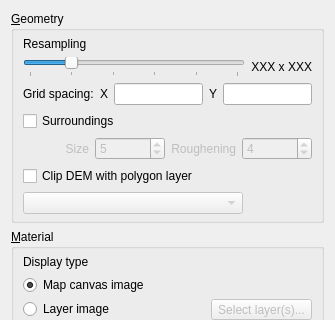
minorua/Qgis2threejs, file ui/demproperties.ui: the form before one commit; both pictures show x 0 to 335 and y 0 to 320 of the 335 by 562 pixel window.
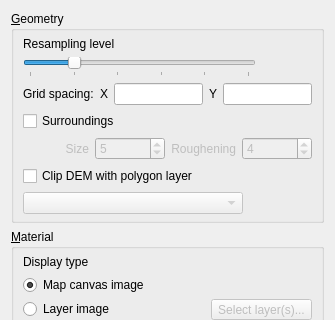
The form after the commit.

Commit message:
some modifications to DEM property page
- resampling level slider and its label/tooltip
- number of decimal places of grid spacing

```diff
--- a/ui/demproperties.ui
+++ b/ui/demproperties.ui
@@ -31,7 +31,7 @@
         <item>
          <widget class="QLabel" name="label_Resampling">
           <property name="text">
-           <string>Resampling</string>
+           <string>Resampling level</string>
           </property>
          </widget>
         </item>
@@ -69,9 +69,12 @@
            </widget>
           </item>
           <item>
-           <widget class="QLabel" name="label_Resolution">
-            <property name="text">
-             <string>XXX x XXX</string>
+           <widget class="QLabel" name="label_GridSize">
+            <property name="minimumSize">
+             <size>
+              <width>50</width>
+              <height>0</height>
+             </size>
             </property>
             <property name="alignment">
              <set>Qt::AlignRight|Qt::AlignTrailing|Qt::AlignVCenter</set>
```
Left out of the diff: 6 changed lines with no effect on the pictures. The commit also changes 2 other files.
